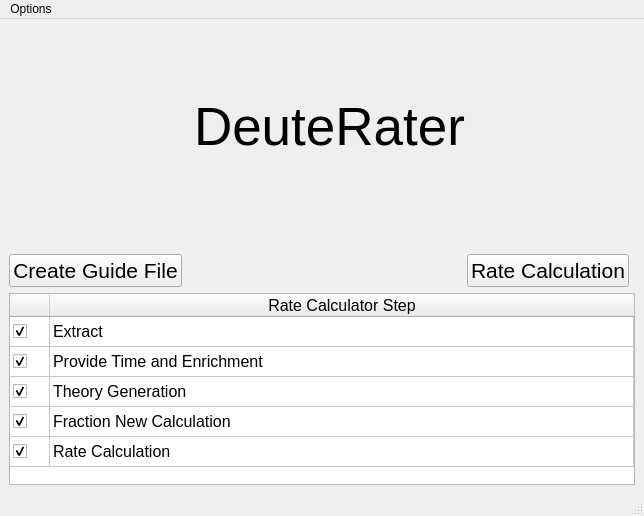
Old version of the form ui_files/Main_Menu.ui in the repository JC-Price/DeuteRater.
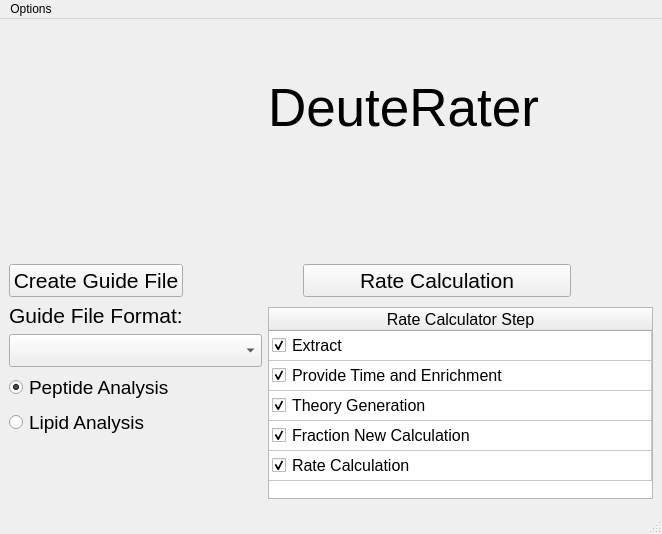
New version of the form. Icons and pictures are not drawn.

Commit message: adjusted for lipids and nvalue calc

What changed in the file:
```diff
--- a/ui_files/Main_Menu.ui
+++ b/ui_files/Main_Menu.ui
@@ -6,8 +6,8 @@
    <rect>
     <x>0</x>
     <y>0</y>
-    <width>644</width>
-    <height>516</height>
+    <width>662</width>
+    <height>534</height>
    </rect>
   </property>
   <property name="windowTitle">
@@ -15,7 +15,7 @@
   </property>
   <widget class="QWidget" name="centralwidget">
    <layout class="QGridLayout" name="gridLayout">
-    <item row="0" column="0" rowspan="3" colspan="2">
+    <item row="0" column="0" rowspan="5" colspan="2">
      <widget class="QLabel" name="Logo">
       <property name="sizePolicy">
        <sizepolicy hsizetype="MinimumExpanding" vsizetype="MinimumExpanding">
@@ -40,20 +40,7 @@
       </property>
      </widget>
     </item>
-    <item row="0" column="2" rowspan="2" colspan="4">
-     <spacer name="horizontalSpacer_2">
-      <property name="orientation">
-       <enum>Qt::Horizontal</enum>
-      </property>
-      <property name="sizeHint" stdset="0">
-       <size>
-        <width>282</width>
-        <height>20</height>
-       </size>
-      </property>
-     </spacer>
-    </item>
-    <item row="0" column="6">
+    <item row="0" column="4">
      <spacer name="verticalSpacer_2">
       <property name="orientation">
        <enum>Qt::Vertical</enum>
@@ -66,7 +53,7 @@
       </property>
      </spacer>
     </item>
-    <item row="1" column="3" colspan="5">
+    <item row="1" column="3" colspan="2">
      <widget class="QLabel" name="Title">
       <property name="font">
        <font>
@@ -78,8 +65,8 @@
       </property>
      </widget>
     </item>
-    <item row="2" column="2" colspan="4">
-     <spacer name="horizontalSpacer_3">
+    <item row="2" column="3" colspan="2">
+     <spacer name="horizontalSpacer_2">
       <property name="orientation">
        <enum>Qt::Horizontal</enum>
       </property>
@@ -91,7 +78,7 @@
       </property>
      </spacer>
     </item>
-    <item row="2" column="6">
+    <item row="4" column="4">
      <spacer name="verticalSpacer">
       <property name="orientation">
        <enum>Qt::Vertical</enum>
@@ -104,20 +91,20 @@
       </property>
      </spacer>
     </item>
-    <item row="3" column="5" colspan="3">
-     <spacer name="horizontalSpacer_4">
+    <item row="5" column="3" colspan="3">
+     <spacer name="horizontalSpacer_3">
       <property name="orientation">
        <enum>Qt::Horizontal</enum>
       </property>
       <property name="sizeHint" stdset="0">
        <size>
-        <width>148</width>
-        <height>20</height>
+        <width>371</width>
+        <height>17</height>
        </size>
       </property>
      </spacer>
     </item>
-    <item row="5" column="0" colspan="2">
+    <item row="6" column="0" colspan="2">
      <widget class="QPushButton" name="GuideFileButton">
       <property name="sizePolicy">
        <sizepolicy hsizetype="Expanding" vsizetype="Fixed">
@@ -135,20 +122,20 @@
       </property>
      </widget>
     </item>
-    <item row="5" column="3">
-     <spacer name="horizontalSpacer">
+    <item row="6" column="2" colspan="2">
+     <spacer name="horizontalSpacer_4">
       <property name="orientation">
        <enum>Qt::Horizontal</enum>
       </property>
       <property name="sizeHint" stdset="0">
        <size>
-        <width>216</width>
-        <height>20</height>
+        <width>78</width>
+        <height>30</height>
        </size>
       </property>
      </spacer>
     </item>
-    <item row="5" column="4" colspan="4">
+    <item row="6" column="4">
      <widget class="QPushButton" name="RateCalculationButton">
       <property name="sizePolicy">
        <sizepolicy hsizetype="Expanding" vsizetype="Fixed">
@@ -166,7 +153,85 @@
       </property>
      </widget>
     </item>
-    <item row="6" column="0" colspan="9">
+    <item row="6" column="5">
+     <spacer name="horizontalSpacer_6">
+      <property name="orientation">
+       <enum>Qt::Horizontal</enum>
+      </property>
+      <property name="sizeHint" stdset="0">
+       <size>
+        <width>61</width>
+        <height>17</height>
+       </size>
+      </property>
+     </spacer>
+    </item>
+    <item row="7" column="0" colspan="2">
+     <widget class="QLabel" name="label">
+      <property name="font">
+       <font>
+        <pointsize>16</pointsize>
+       </font>
+      </property>
+      <property name="text">
+       <string>Guide File Format:</string>
+      </property>
+     </widget>
+    </item>
+    <item row="9" column="0" colspan="2">
+     <widget class="QRadioButton" name="PeptideButton">
+      <property name="font">
+       <font>
+        <pointsize>14</pointsize>
+       </font>
+      </property>
+      <property name="text">
+       <string>Peptide Analysis</string>
+      </property>
+      <property name="checked">
+       <bool>true</bool>
+      </property>
+     </widget>
+    </item>
+    <item row="10" column="0" colspan="2">
+     <widget class="QRadioButton" name="LipidButton">
+      <property name="font">
+       <font>
+        <pointsize>14</pointsize>
+       </font>
+      </property>
+      <property name="text">
+       <string>Lipid Analysis</string>
+      </property>
+     </widget>
+    </item>
+    <item row="11" column="1">
+     <spacer name="verticalSpacer_3">
+      <property name="orientation">
+       <enum>Qt::Vertical</enum>
+      </property>
+      <property name="sizeHint" stdset="0">
+       <size>
+        <width>18</width>
+        <height>28</height>
+       </size>
+      </property>
+     </spacer>
+    </item>
+    <item row="12" column="0" colspan="3">
+     <spacer name="horizontalSpacer_5">
+      <property name="orientation">
+       <enum>Qt::Horizontal</enum>
+      </property>
+      <property name="sizeHint" stdset="0">
+       <size>
+        <width>261</width>
+        <height>20</height>
+       </size>
+      </property>
+     </spacer>
+    </item>
+    <item row="7" column="3" rowspan="6" colspan="3">
      <widget class="QTableWidget" name="RequestedStepsTable">
       <property name="sizePolicy">
        <sizepolicy hsizetype="Expanding" vsizetype="Fixed">
@@ -206,11 +271,6 @@
       <row/>
       <row/>
       <row/>
-      <column>
-       <property name="text">
-        <string/>
-       </property>
-      </column>
       <column>
        <property name="text">
         <string>Rate Calculator Step</string>
@@ -218,71 +278,55 @@
       </column>
       <item row="0" column="0">
        <property name="text">
-        <string/>
-       </property>
-       <property name="checkState">
-        <enum>Checked</enum>
-       </property>
-      </item>
-      <item row="0" column="1">
-       <property name="text">
         <string>Extract</string>
        </property>
+       <property name="checkState">
+        <enum>Checked</enum>
+       </property>
       </item>
       <item row="1" column="0">
        <property name="text">
-        <string/>
-       </property>
-       <property name="checkState">
-        <enum>Checked</enum>
-       </property>
-      </item>
-      <item row="1" column="1">
-       <property name="text">
         <string>Provide Time and Enrichment</string>
        </property>
+       <property name="checkState">
+        <enum>Checked</enum>
+       </property>
       </item>
       <item row="2" column="0">
        <property name="text">
-        <string/>
-       </property>
-       <property name="checkState">
-        <enum>Checked</enum>
-       </property>
-      </item>
-      <item row="2" column="1">
-       <property name="text">
         <string>Theory Generation</string>
        </property>
+       <property name="checkState">
+        <enum>Checked</enum>
+       </property>
       </item>
       <item row="3" column="0">
        <property name="text">
-        <string/>
-       </property>
-       <property name="checkState">
-        <enum>Checked</enum>
-       </property>
-      </item>
-      <item row="3" column="1">
-       <property name="text">
         <string>Fraction New Calculation</string>
        </property>
+       <property name="checkState">
+        <enum>Checked</enum>
+       </property>
       </item>
       <item row="4" column="0">
        <property name="text">
-        <string/>
-       </property>
-       <property name="checkState">
-        <enum>Checked</enum>
-       </property>
-      </item>
-      <item row="4" column="1">
-       <property name="text">
         <string>Rate Calculation</string>
        </property>
+       <property name="checkState">
+        <enum>Checked</enum>
+       </property>
       </item>
      </widget>
     </item>
+    <item row="8" column="0" colspan="3">
+     <widget class="QComboBox" name="guide_file_options">
+      <property name="font">
+       <font>
+        <pointsize>16</pointsize>
+       </font>
+      </property>
+     </widget>
+    </item>
    </layout>
   </widget>
   <widget class="QMenuBar" name="menubar">
@@ -290,7 +334,7 @@
     <rect>
      <x>0</x>
      <y>0</y>
-     <width>644</width>
+     <width>662</width>
      <height>21</height>
     </rect>
    </property>
```
The commit also changes 1 other file.
